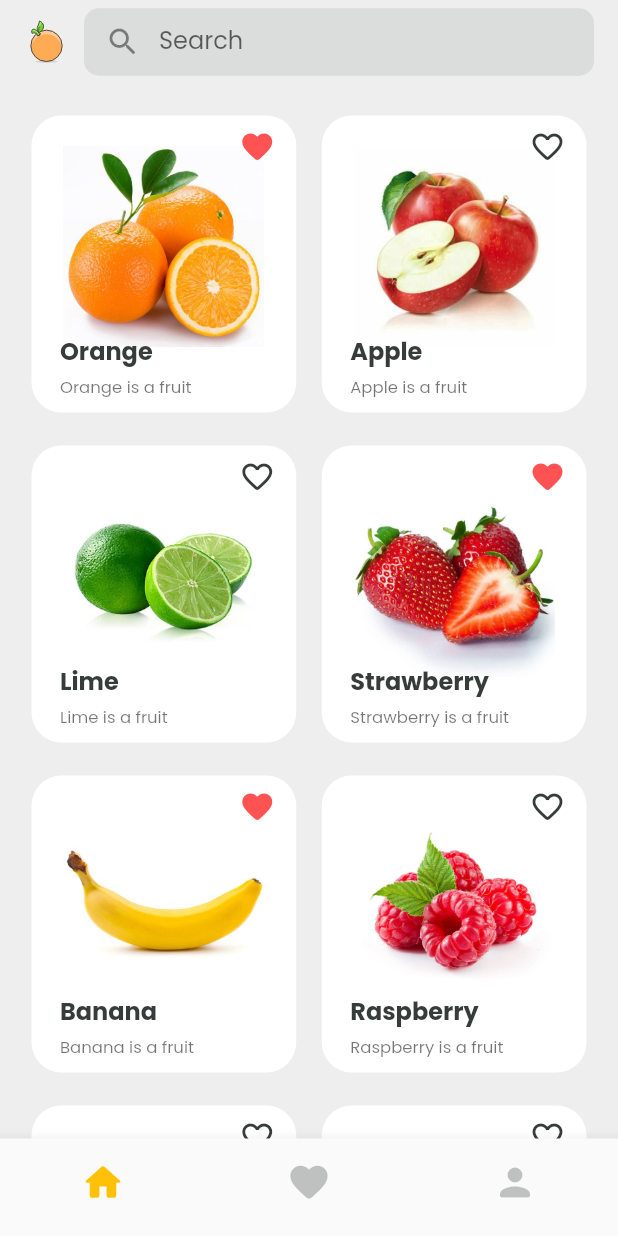
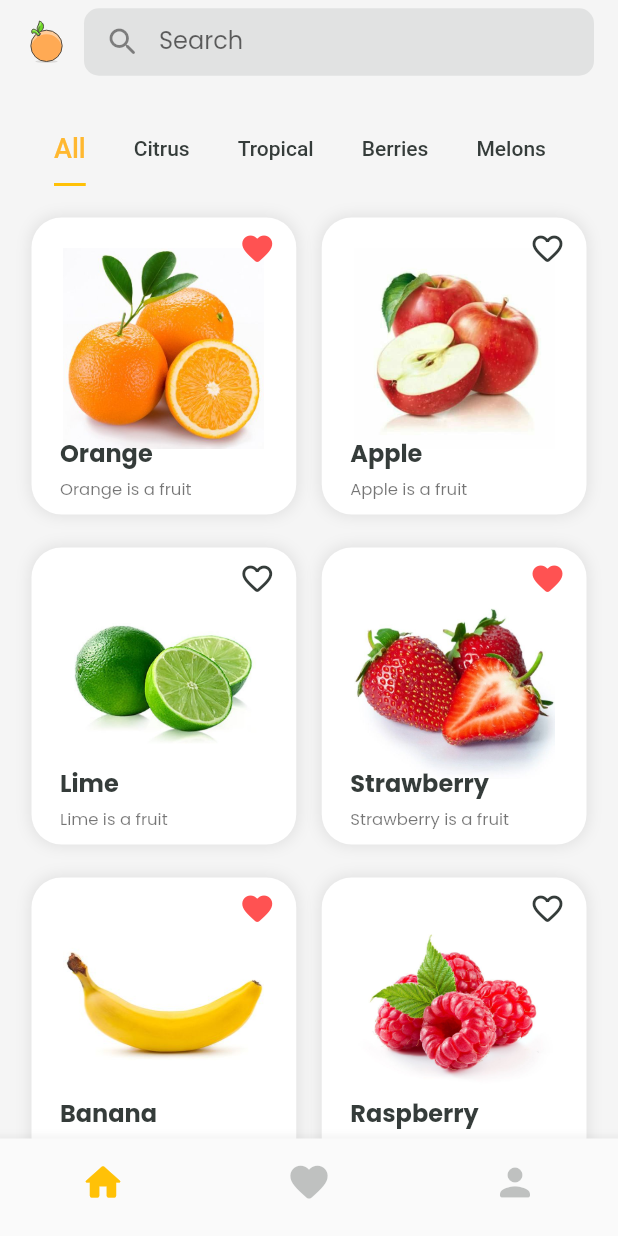
Before and after one commit to eliascreates/Fruit-Tiedot, a Flutter app: the screen it shows after launch, on a phone screen of 412 x 824 dp. Run offline on Flutter 3.47's test engine with Material 2 defaults, Android fonts, the phone set to English and light mode, and no system bars; our stand-ins replace flutter_svg, google_fonts.

Commit message:
Add search and tabbar functionality

```diff
--- a/lib/constants.dart
+++ b/lib/constants.dart
@@ -17,8 +17,13 @@ class SvgIcon {
   static String profile = "assets/icons/profile.svg";
 }
 
+enum categories {
+  all,
+  citrus,
 
-
+}
+//*Sources
+//https://www.nutritionadvance.com/healthy-foods/types-of-fruit/
 //<a href="https://iconscout.com/icons/orange" target="_blank">Orange Icon</a> on <a href="https://iconscout.com">IconScout</a>
 //<a href="https://iconscout.com/icons/cherry" target="_blank">Cherry Icon</a> by <a href="https://iconscout.com/contributors/aomam">Aomam .</a> on <a href="https://iconscout.com">IconScout</a>
 // /<a href="https://iconscout.com/icons/orange" target="_blank">Orange Icon</a> on <a href="https://iconscout.com">IconScout</a>
--- a/lib/main.dart
+++ b/lib/main.dart
@@ -18,7 +18,7 @@ class MyApp extends StatelessWidget {
       debugShowCheckedModeBanner: false,
       title: "Fruits Tiedot App",
       theme: ThemeData(
-        scaffoldBackgroundColor: Colors.grey[200],
+        scaffoldBackgroundColor: Colors.grey[100],
         primaryColor: kSecondaryColor,
         primarySwatch: Colors.amber,
         iconTheme: const IconThemeData(color: kBgColorDark),
--- a/lib/models/fruits.dart
+++ b/lib/models/fruits.dart
@@ -4,6 +4,8 @@ class Fruit {
   Fruit({
     required this.name,
     required this.description,
+    required this.benefits,
+    required this.type,
     required this.imageSrc,
     required this.detailImageSrc,
     required this.calories,
@@ -12,6 +14,8 @@ class Fruit {
 
   final String name, imageSrc, detailImageSrc, description;
   final int calories;
+  final Fruittype type;
+  final Map<String, String> benefits;
   bool isFavorite;
 
   void toggleFavorite() {
@@ -19,10 +23,26 @@ class Fruit {
   }
 }
 
+enum Fruittype {
+  citrus,
+  tropical,
+  melon,
+  berry,
+  other,
+}
+
 List fruits = [
   Fruit(
     name: "Orange",
     description: "Orange is a fruit",
+    benefits: {
+      "Calories": "86.5 kcal",
+      "Sugar": "17.2g",
+      "Vitamin C": "163%",
+      "Vitamin B1": "11%",
+      "Vitamin A": "8%",
+    },
+    type: Fruittype.citrus,
     imageSrc: "assets/images/orangeIcon.jpeg",
     detailImageSrc: "assets/images/orangePhoto.jpeg",
     calories: 45,
@@ -31,6 +51,14 @@ List fruits = [
   Fruit(
     name: "Apple",
     description: "Apple is a fruit",
+    benefits: {
+      "Calories": "104 kcal",
+      "Sugar": "21.8g",
+      "Vitamin B2": "4%",
+      "Vitamin C": "14%",
+      "Vitamin B6": "4%",
+    },
+    type: Fruittype.other,
     imageSrc: "assets/images/appleIcon.jpeg",
     detailImageSrc: "assets/images/applePhoto.png",
     calories: 45,
@@ -39,6 +67,14 @@ List fruits = [
   Fruit(
     name: "Lime",
     description: "Lime is a fruit",
+    benefits: {
+      "Calories": "31.3 kcal",
+      "Sugar": "1.1g",
+      "Vitamin C": "32%",
+      "Potassium": "2%",
+      "Calcium": "2%",
+    },
+    type: Fruittype.citrus,
     imageSrc: "assets/images/limeIcon.jpeg",
     detailImageSrc: "assets/images/limePhoto.jpeg",
     calories: 45,
@@ -47,6 +83,14 @@ List fruits = [
   Fruit(
     name: "Strawberry",
     description: "Strawberry is a fruit",
+    benefits: {
+      "Calories": "48.6 kcal",
+      "Sugar": "7.4g",
+      "Vitamin C": "149%",
+      "Folate": "9%",
+      "Potassium": "7%",
+    },
+    type: Fruittype.other,
     imageSrc: "assets/images/strawberryIcon.jpeg",
     detailImageSrc: "assets/images/strawberryPhoto.png",
     calories: 45,
@@ -55,6 +99,14 @@ List fruits = [
   Fruit(
     name: "Banana",
     description: "Banana is a fruit",
+    benefits: {
+      "Calories": "105 kcal",
+      "Sugar": "14.4g",
+      "Vitamin B6": "22%",
+      "Vitamin C": "17%",
+      "Potassium": "12%"
+    },
+    type: Fruittype.tropical,
     imageSrc: "assets/images/bananaIcon.jpeg",
     detailImageSrc: "assets/images/bananaPhoto.jpeg",
     calories: 45,
@@ -63,14 +115,30 @@ List fruits = [
   Fruit(
     name: "Raspberry",
     description: "Raspberry is a fruit",
+    benefits: {
+      "Calories": "64 kcal",
+      "Sugar": "5.4g",
+      "Vitamin C": "54%",
+      "Vitamin K": "12%",
+      "Manganese": "41%",
+    },
+    type: Fruittype.berry,
     imageSrc: "assets/images/raspberryIcon.jpeg",
     detailImageSrc: "assets/images/raspberryPhoto.jpeg",
     calories: 45,
     isFavorite: false,
   ),
   Fruit(
-    name: "Watermeon",
+    name: "Watermelon",
     description: "watermelon is a fruit",
+    benefits: {
+      "Calories": " 46.2 kcal",
+      "Sugar": "9.5g",
+      "Vitamin C": "21%",
+      "Vitamin A": "18%",
+      "Potassium": "5%",
+    },
+    type: Fruittype.melon,
     imageSrc: "assets/images/watermelonIcon.jpeg",
     detailImageSrc: "assets/images/watermelonPhoto.jpeg",
     calories: 45,
@@ -79,9 +147,88 @@ List fruits = [
   Fruit(
     name: "Lemon",
     description: "Lemon is a fruit",
+    benefits: {
+      "Calories": "25.8 kcal",
+      "Sugar": "1.5g",
+      "Vitamin C": "51%",
+      "Vitamin B1": "2%",
+      "Vitamin B6": "2%",
+    },
+    type: Fruittype.citrus,
     imageSrc: "assets/images/lemonIcon.jpeg",
     detailImageSrc: "assets/images/lemonPhoto.jpeg",
     calories: 45,
     isFavorite: false,
   ),
 ];
+
+
+//*RDA
+//Recommended Dietary Allowances (RDAs) are the levels of intake of essential
+//nutrients that, on the basis of scientific knowledge, are judged by the Food
+//and Nutrition Board to be adequate to meet the known nutrient needs of practically
+//all healthy persons
+
+//* Manganese
+// Manganese is a trace mineral that is present in tiny amounts in the body.
+//It is found mostly in bones, the liver, kidneys, and pancreas. Manganese helps
+// the body form connective tissue, bones, blood clotting factors, and sex hormones.
+
+//* Apple
+// Calories: 104 kcal
+// Sugar: 21.8 g
+// Vitamin B2: 4
+// Vitamin C: 14
+// Vitamin B6: 4
+// Potassium: 6
+
+
+//*Banana
+// Calories: 105 kcal
+// Sugar: 14.4 g
+// Vitamin B6: 22
+// Vitamin C: 17
+// Protein: 1.3 g
+// Potassium: 12
+
+//*Orange
+// "Calories": "86.5 kcal"
+// "Sugar": "17.2g"
+// "Vitamin C": "163%"
+// "Vitamin B1": "11%"
+// "Vitamin A": "8%"
+
+//*Strawberry
+// "Calories": "48.6 kcal",
+// "Sugar": "7.4g",
+// "Vitamin C": "149%" ,
+// "Folate": "9%" ,
+// "Potassium": "7%" ,
+
+//* Raspberry
+// "Calories": "64 kcal",
+// "Sugar": "5.4g",
+// "Vitamin C": "54%",
+// "Vitamin K": 12%,
+// "Manganese": "41%",
+
+//*Watermelon
+// "Calories":" 46.2 kcal",
+// "Sugar": "9.5g",
+// "Vitamin C": "21%",
+// "Vitamin A": "18%",
+// "Potassium": "5%",
+
+//*Lemon
+// "Calories": "25.8 kcal",
+// "Sugar": "1.5g",
+// "Vitamin C": "51%",
+// "Vitamin B1": "2%",
+// "Vitamin B6": "2%",
+
+//*Lime
+// "Calories": "31.3 kcal"
+// "Sugar": "1.1g"
+// "Vitamin C": "32%"
+// "Potassium": "2%"
+// "Calcium": "2%"
--- a/lib/screens/home/components/fruit_card.dart
+++ b/lib/screens/home/components/fruit_card.dart
@@ -1,6 +1,8 @@
 import 'package:flutter/material.dart';
 import 'package:fruit_tiedot/constants.dart';
 import 'package:fruit_tiedot/models/fruits.dart';
+
+import 'heart_button.dart';
 
 class FruitCard extends StatelessWidget {
   const FruitCard({
@@ -34,6 +36,13 @@ class FruitCard extends StatelessWidget {
             // height: 180,
             // width: 150,
             decoration: BoxDecoration(
+              boxShadow: [
+                BoxShadow(
+                  color: Colors.grey.shade300,
+                  spreadRadius: 1,
+                  blurRadius: 8,
+                ),
+              ],
               color: Colors.white,
               borderRadius: BorderRadius.circular(20),
             ),
@@ -47,15 +56,8 @@ class FruitCard extends StatelessWidget {
           Positioned(
             top: 10,
             right: 15,
-            child: InkWell(
-              onTap: () => toggleFavorite(fruit),
-              child: Icon(
-                (fruit.isFavorite)
-                    ? Icons.favorite_rounded
-                    : Icons.favorite_outline_rounded,
-                color: (fruit.isFavorite) ? Colors.redAccent : kBgColorDark,
-              ),
-            ),
+            child:
+                HeartButtonIcon(toggleFavorite: toggleFavorite, fruit: fruit),
           ),
           Positioned(
             bottom: 30,
--- /dev/null
+++ b/lib/screens/home/components/fruit_card_gridview.dart
@@ -0,0 +1,54 @@
+import 'package:flutter/material.dart';
+import 'package:fruit_tiedot/constants.dart';
+import 'package:fruit_tiedot/models/fruits.dart';
+
+import '../../fruitdetails/fruit_detail_screen.dart';
+import 'fruit_card.dart';
+
+
+
+class FruitCardGridView extends StatelessWidget {
+  const FruitCardGridView(
+      {super.key,
+      required this.toggleFavorite,
+      required this.refreshData,
+      required this.fruitsFiltered});
+
+  final void Function(Fruit) toggleFavorite;
+  final List fruitsFiltered;
+  final VoidCallback refreshData;
+
+  @override
+  Widget build(BuildContext context) {
+    final size = MediaQuery.of(context).size;
+    return GridView.builder(
+      shrinkWrap: true,
+      physics: const NeverScrollableScrollPhysics(),
+      gridDelegate: SliverGridDelegateWithFixedCrossAxisCount(
+        crossAxisCount: (size.width >= 600) ? 4 : 2,
+        childAspectRatio: 1,
+        mainAxisExtent: 200,
+        crossAxisSpacing: kDefaultPadding * 0.75,
+        mainAxisSpacing: kDefaultPadding,
+      ),
+      itemCount: fruitsFiltered.length,
+      itemBuilder: ((context, index) => FruitCard(
+            fruit: fruitsFiltered[index],
+            toggleFavorite: toggleFavorite,
+            onPress: () async {
+              bool refresh = await Navigator.of(context).push(
+                MaterialPageRoute(
+                  builder: (context) => FruitDetailScreen(
+                    fruit: fruitsFiltered[index],
+                  ),
+                ),
+              );
+
+              if (refresh) {
+                refreshData();
+              }
+            },
+          )),
+    );
+  }
+}
--- /dev/null
+++ b/lib/screens/home/components/heart_button.dart
@@ -0,0 +1,31 @@
+import 'package:flutter/material.dart';
+import 'package:fruit_tiedot/constants.dart';
+import 'package:fruit_tiedot/models/fruits.dart';
+
+class HeartButtonIcon extends StatelessWidget {
+  const HeartButtonIcon(
+      {super.key,
+      required this.toggleFavorite,
+      required this.fruit,
+      this.size});
+
+  final void Function(Fruit fruit) toggleFavorite;
+  final Fruit fruit;
+  final double? size;
+
+  @override
+  Widget build(BuildContext context) {
+    return InkWell(
+      borderRadius: BorderRadius.circular(20),
+      radius: 20,
+      onTap: () => toggleFavorite(fruit),
+      child: Icon(
+        size: size,
+        (fruit.isFavorite)
+            ? Icons.favorite_rounded
+            : Icons.favorite_outline_rounded,
+        color: (fruit.isFavorite) ? Colors.redAccent : kBgColorDark,
+      ),
+    );
+  }
+}
--- a/lib/screens/home/components/home_searchbar.dart
+++ b/lib/screens/home/components/home_searchbar.dart
@@ -2,15 +2,13 @@ import 'package:flutter/material.dart';
 import 'package:flutter_svg/flutter_svg.dart';
 import 'package:fruit_tiedot/constants.dart';
 
+class HomeSearchBar extends StatelessWidget {
+  const HomeSearchBar(
+      {super.key, required this.searchController, required this.searchForIt});
 
-class HomeSearchBar extends StatelessWidget {
-  const HomeSearchBar({
-    super.key,
-    required TextEditingController searchController,
-  }) : _searchController = searchController;
+  final TextEditingController searchController;
 
-  final TextEditingController _searchController;
-
+  final void Function(String) searchForIt;
   @override
   Widget build(BuildContext context) {
     return Row(
@@ -29,7 +27,8 @@ class HomeSearchBar extends StatelessWidget {
               borderRadius: BorderRadius.circular(10),
             ),
             child: TextField(
-              controller: _searchController,
+              controller: searchController,
+              onChanged: searchForIt,
               decoration: const InputDecoration(
                   prefixIcon: Icon(Icons.search_rounded),
                   hintText: "Search",
--- /dev/null
+++ b/lib/screens/home/components/tabbar_categories.dart
@@ -0,0 +1,38 @@
+import 'package:flutter/material.dart';
+import 'package:fruit_tiedot/constants.dart';
+
+
+class TabBarCategories extends StatelessWidget {
+  const TabBarCategories({
+    super.key,
+    required this.tabController,
+    required this.onPress,
+  });
+
+  final TabController tabController;
+  final void Function(int) onPress;
+
+  @override
+  Widget build(BuildContext context) {
+    return TabBar(
+      isScrollable: true,
+      indicatorSize: TabBarIndicatorSize.label,
+      labelColor: kSecondaryColor,
+      unselectedLabelColor: kBgColorDark,
+      onTap: onPress,
+      labelStyle: const TextStyle(fontSize: 18),
+      unselectedLabelStyle: const TextStyle(fontSize: 14),
+      physics: const ClampingScrollPhysics(),
+      splashBorderRadius: BorderRadius.circular(20),
+      controller: tabController,
+      tabs: const [
+        Tab(text: "All"),
+        Tab(text: "Citrus"),
+        Tab(text: "Tropical"),
+        Tab(text: "Berries"),
+        Tab(text: "Melons"),
+        Tab(text: "Other"),
+      ],
+    );
+  }
+}
--- a/lib/screens/home/home_screen.dart
+++ b/lib/screens/home/home_screen.dart
@@ -4,7 +4,9 @@ import 'package:fruit_tiedot/constants.dart';
 import 'package:fruit_tiedot/models/fruits.dart';
 import 'package:fruit_tiedot/screens/fruitdetails/fruit_detail_screen.dart';
 import 'components/fruit_card.dart';
+import 'components/fruit_card_gridview.dart';
 import 'components/home_searchbar.dart';
+import 'components/tabbar_categories.dart';
 
 class HomeScreen extends StatefulWidget {
   const HomeScreen({super.key});
@@ -13,68 +15,118 @@ class HomeScreen extends StatefulWidget {
   State<HomeScreen> createState() => _HomeScreenState();
 }
 
-class _HomeScreenState extends State<HomeScreen> {
+class _HomeScreenState extends State<HomeScreen> with TickerProviderStateMixin {
   final _searchController = TextEditingController();
+  late TabController _tabController;
+
+  @override
+  void initState() {
+    _tabController = TabController(length: 6, vsync: this, initialIndex: 0);
+    _tabController.addListener(_handleTabSelection);
+    super.initState();
+  }
+
+  _handleTabSelection() {
+    if (_tabController.indexIsChanging) {
+      setState(() {});
+    }
+  }
 
   void _makeFavorite(Fruit fruit) {
     setState(() => fruit.toggleFavorite());
   }
 
+  void _resetTabBar(_) {
+    setState(() {
+      _searchController.clear();
+      searchFruits = fruits;
+    });
+  }
+
+  void _refreshData() {
+    setState(() {});
+  }
+
+  @override
+  void dispose() {
+    _searchController.dispose();
+    _tabController.dispose();
+    super.dispose();
+  }
+
+  List<dynamic> searchFruits = fruits;
+
   @override
   Widget build(BuildContext context) {
-    // final size = MediaQuery.of(context).size;
-    debugPrint(_searchController.text);
     return Scaffold(
       appBar: AppBar(
         backgroundColor: Colors.transparent,
         elevation: 0,
-        title: HomeSearchBar(searchController: _searchController),
+        title: HomeSearchBar(
+          searchController: _searchController,
+          searchForIt: (text) {
+            searchFruits = fruits
+                .where((fruit) =>
+                    fruit.name.toLowerCase().contains(text.toLowerCase()))
+                .toList();
+            _refreshData();
+            debugPrint("searched: ${searchFruits.length}");
+          },
+        ),
       ),
-      body: SingleChildScrollView(
+      body: ListView(
         physics: const BouncingScrollPhysics(),
-        child: Padding(
-          padding: const EdgeInsets.all(kDefaultPadding),
-          child: Column(
-            children: [
-              FruitCardGridView(toggleFavorite: _makeFavorite),
-            ],
+        children: [
+          Padding(
+            padding: const EdgeInsets.all(kDefaultPadding),
+            child: Column(
+              children: [
+                TabBarCategories(
+                  tabController: _tabController,
+                  onPress: _resetTabBar,
+                ),
+                const SizedBox(height: kDefaultPadding),
+                [
+                  FruitCardGridView(
+                      toggleFavorite: _makeFavorite,
+                      refreshData: _refreshData,
+                      fruitsFiltered: searchFruits),
+                  FruitCardGridView(
+                      toggleFavorite: _makeFavorite,
+                      refreshData: _refreshData,
+                      fruitsFiltered: searchFruits
+                          .where((fruit) => fruit.type == Fruittype.citrus)
+                          .toList()),
+                  FruitCardGridView(
+                      toggleFavorite: _makeFavorite,
+                      refreshData: _refreshData,
+                      fruitsFiltered: searchFruits
+                          .where((fruit) => fruit.type == Fruittype.tropical)
+                          .toList()),
+                  FruitCardGridView(
+                      toggleFavorite: _makeFavorite,
+                      refreshData: _refreshData,
+                      fruitsFiltered: searchFruits
+                          .where((fruit) => fruit.type == Fruittype.berry)
+                          .toList()),
+                  FruitCardGridView(
+                      toggleFavorite: _makeFavorite,
+                      refreshData: _refreshData,
+                      fruitsFiltered: searchFruits
+                          .where((fruit) => fruit.type == Fruittype.melon)
+                          .toList()),
+                  FruitCardGridView(
+                      toggleFavorite: _makeFavorite,
+                      refreshData: _refreshData,
+                      fruitsFiltered: searchFruits
+                          .where((fruit) => fruit.type == Fruittype.other)
+                          .toList()),
+                ][_tabController.index],
+              ],
+            ),
           ),
-        ),
+        ],
       ),
     );
   }
 }
-
-class FruitCardGridView extends StatelessWidget {
-  const FruitCardGridView({super.key, required this.toggleFavorite});
-
-  final void Function(Fruit) toggleFavorite;
-
-  @override
-  Widget build(BuildContext context) {
-    final size = MediaQuery.of(context).size;
-    return GridView.builder(
-      shrinkWrap: true,
-      physics: const NeverScrollableScrollPhysics(),
-      gridDelegate: SliverGridDelegateWithFixedCrossAxisCount(
-        crossAxisCount: (size.width >= 600) ? 4 : 2,
-        childAspectRatio: 1,
-        mainAxisExtent: 200,
-        crossAxisSpacing: kDefaultPadding * 0.75,
-        mainAxisSpacing: kDefaultPadding,
-      ),
-      itemCount: fruits.length,
-      itemBuilder: ((context, index) => FruitCard(
-        fruit: fruits[index],
-        toggleFavorite: toggleFavorite,
-        onPress: () => Navigator.of(context).push(
-          MaterialPageRoute(
-            builder: (context) => FruitDetailScreen(
-              fruit: fruits[index],
-            ),
-          ),
-        ),
-      )),
-    );
-  }
-}
--- a/lib/screens/main/main_screen.dart
+++ b/lib/screens/main/main_screen.dart
@@ -34,7 +34,7 @@ class _MainScreenState extends State<MainScreen> {
 }
 
 List<Widget> screens = [
-  HomeScreen(),
+  const HomeScreen(),
   const FavoriteScreen(),
   // const Center(
   //   child: Text("Notifications Screen"),
```
Also changed, not shown: lib/screens/fruitdetails/fruit_detail_screen.dart (+107 -35 lines).
